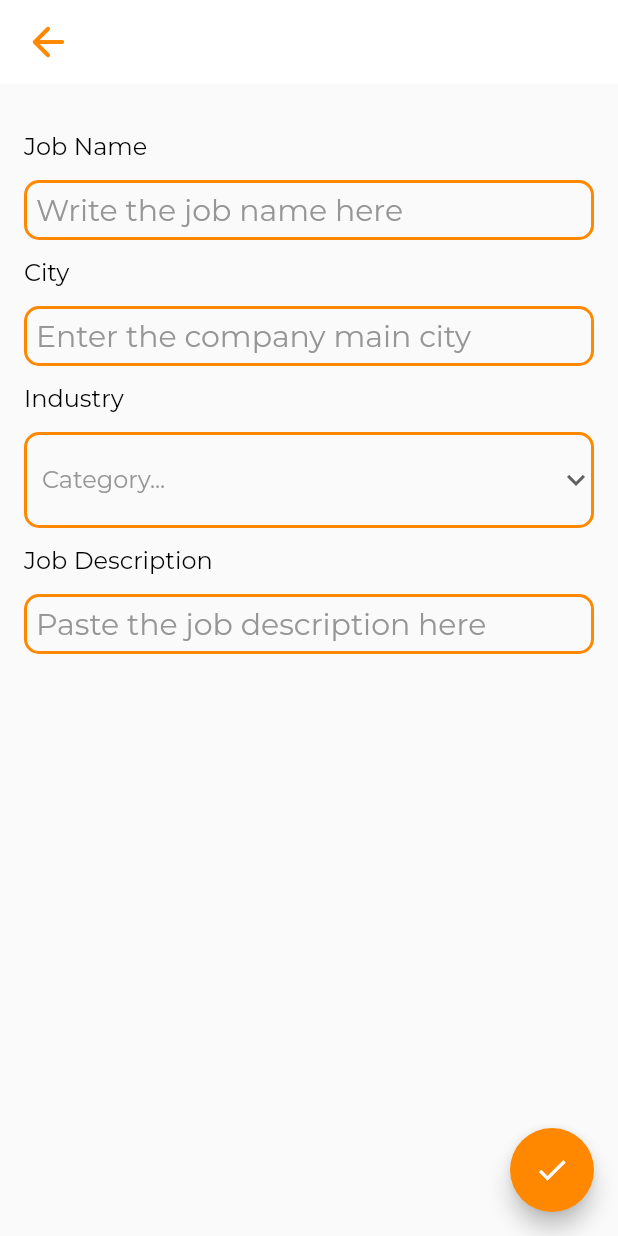
After one commit to Hohrenda/YoJob, a Flutter app: the screen it shows once a user with an empty profile is signed in, after a tap on "Vacancies", after a tap on the "add" icon, on a phone screen of 412 x 824 dp. The commit adds this screen. Run offline on Flutter 3.47's test engine with Material 2 defaults, Android fonts, the phone set to English and light mode, and no system bars; our stand-ins replace cloud_firestore, firebase_auth, firebase_core, flutter_svg, get, google_fonts and 1 more; accounts and stored records are empty.

Commit message:
Add vacancies tab with edit\add screens

```diff
--- /dev/null
+++ b/lib/clients/vacancies_client.dart
@@ -0,0 +1,56 @@
+import 'package:YoJob/managers/vacancies_manager.dart';
+import 'package:YoJob/models/me/vacancie_model.dart';
+import 'package:cloud_firestore/cloud_firestore.dart';
+import 'package:get/get.dart';
+
+class VacanciesClient {
+  final FirebaseFirestore _firestore = FirebaseFirestore.instance;
+  final String vacancyEndpoint = 'vacancies/';
+
+  Future<void> createVacancy({
+    required VacancyModel vacancyModel,
+    required String userId,
+  }) async {
+    await _firestore.collection(vacancyEndpoint).add(vacancyModel.toJson());
+  }
+
+  Future<void> updateVacancy(VacancyModel vacancyModel) async {
+    print(vacancyModel.id);
+    await _firestore.doc("$vacancyEndpoint${vacancyModel.id}").set(
+          vacancyModel.toJson(),
+        );
+  }
+
+  Future<void> deleteVacancy(VacancyModel vacancyModel) async {
+    await _firestore.collection(vacancyEndpoint).doc(vacancyModel.id).delete();
+  }
+
+  Future<List<VacancyModel>> getAllVacancies(String userId) async {
+    List<VacancyModel> vacancies = [];
+    VacanciesManager vacanciesManager = Get.find();
+
+    QuerySnapshot querySnapshot = await _firestore
+        .collection(vacancyEndpoint)
+        .where('companyId', isEqualTo: userId)
+        .get();
+
+
+    vacancies.addAll(
+      querySnapshot.docs.map(
+        (doc) {
+          VacancyModel vacancyModel = VacancyModel.fromDocument(doc);
+          if (vacancyModel.vacancyCity != null) {
+            vacanciesManager.presentCities.add(vacancyModel.vacancyCity!);
+          }
+          if (vacancyModel.vacancyCategory != null) {
+            vacanciesManager.presentCategories
+                .add(vacancyModel.vacancyCategory!);
+          }
+          return vacancyModel;
+        },
+      ),
+    );
+
+    return vacancies;
+  }
+}
--- a/lib/managers/auth_manager.dart
+++ b/lib/managers/auth_manager.dart
@@ -41,7 +41,8 @@ class AuthManager extends GetLifeCycle {
     if (_currentUser()?.firebaseUser != null &&
         UnauthPaths.allRoutes.contains(Get.currentRoute)) {
       Get.offAllNamed(AuthPaths.me);
-    } else if (!UnauthPaths.allRoutes.contains(Get.currentRoute)) {
+    } else if (_currentUser()?.firebaseUser == null &&
+        !UnauthPaths.allRoutes.contains(Get.currentRoute)) {
       Get.offAllNamed(UnauthPaths.root);
     }
   }
--- a/lib/managers/company_manager.dart
+++ b/lib/managers/company_manager.dart
@@ -31,7 +31,6 @@ class CompanyManager extends GetLifeCycle {
         },
       );
     }
-    print('Company Updated!!!!');
     isLoading.value = false;
   }
 }
--- /dev/null
+++ b/lib/managers/vacancies_manager.dart
@@ -0,0 +1,62 @@
+import 'package:YoJob/clients/vacancies_client.dart';
+import 'package:YoJob/managers/auth_manager.dart';
+import 'package:YoJob/models/me/vacancie_model.dart';
+import 'package:get/get.dart';
+
+class VacanciesManager extends GetLifeCycle {
+  final VacanciesClient _client = Get.find();
+  final AuthManager _authManager = Get.find();
+  RxList<VacancyModel> vacanciesList = <VacancyModel>[].obs;
+  RxList<String> presentCategories = <String>[].obs;
+  RxList<String> presentCities = <String>[].obs;
+  Rxn<VacancyModel> selectedVacancy = Rxn();
+  final RxBool isLoading = false.obs;
+
+  Future<void> getAllVacancies() async {
+    isLoading.value = true;
+    vacanciesList.value = await _client
+        .getAllVacancies(_authManager.currentUser!.firebaseUser!.uid);
+    isLoading.value = false;
+  }
+
+  Future<void> addVacancy(VacancyModel vacancyModel) async {
+    isLoading.value = true;
+    if (_authManager.currentUser?.firebaseUser?.uid != null) {
+      await _client
+          .createVacancy(
+        userId: _authManager.currentUser!.firebaseUser!.uid,
+        vacancyModel: vacancyModel,
+      )
+          .then(
+        (_) {
+          vacanciesList.add(vacancyModel);
+          if (vacancyModel.vacancyCity != null) {
+            presentCities.add(vacancyModel.vacancyCity!);
+          }
+          if (vacancyModel.vacancyCategory != null) {
+            presentCategories.add(vacancyModel.vacancyCategory!);
+          }
+          Get.back();
+        },
+      );
+    }
+    isLoading.value = false;
+  }
+
+  Future<void> updateVacancy(VacancyModel vacancyModel) async {
+    isLoading.value = true;
+    await _client.updateVacancy(vacancyModel).then(
+          (value) => getAllVacancies(),
+        );
+    isLoading.value = false;
+  }
+
+  Future<void> deleteVacancy(VacancyModel vacancyModel) async {
+    isLoading.value = true;
+    await _client.deleteVacancy(vacancyModel);
+    vacanciesList().removeWhere(
+      (listVacancy) => listVacancy.id == vacancyModel.id,
+    );
+    isLoading.value = false;
+  }
+}
--- a/lib/models/me/vacancie_model.dart
+++ b/lib/models/me/vacancie_model.dart
@@ -2,12 +2,16 @@ import 'package:cloud_firestore/cloud_firestore.dart';
 
 class VacancyModel {
   VacancyModel({
+    this.id,
+    this.companyId,
     this.vacancyName,
     this.vacancyCity,
     this.vacancyCategory,
     this.vacancyDescription,
   });
 
+  final String? id;
+  final String? companyId;
   final String? vacancyName;
   final String? vacancyCity;
   final String? vacancyCategory;
@@ -15,6 +19,8 @@ class VacancyModel {
 
   Map<String, Object?> toJson() {
     return {
+      'id': id,
+      'companyId': companyId,
       'vacancyName': vacancyName,
       'vacancyCity': vacancyCity,
       'vacancyCategory': vacancyCategory,
@@ -22,8 +28,10 @@ class VacancyModel {
     };
   }
 
-  factory VacancyModel.fromJson(Map<String, dynamic> doc, String userId) {
+  factory VacancyModel.fromJson(Map<String, dynamic> doc, String? documentId) {
     VacancyModel user = VacancyModel(
+      id: documentId ?? doc['id'],
+      companyId: doc['companyId'],
       vacancyName: doc['vacancyName'],
       vacancyCity: doc['vacancyCity'],
       vacancyCategory: doc['vacancyCategory'],
@@ -33,16 +41,21 @@ class VacancyModel {
   }
 
   factory VacancyModel.fromDocument(DocumentSnapshot doc) {
+    print('ID BY DOC - ${doc.id}');
+    print(doc);
     return VacancyModel.fromJson(doc.data() as Map<String, dynamic>, doc.id);
   }
 
   VacancyModel copyWith({
+    String? companyId,
     String? vacancyName,
     String? vacancyCity,
     String? vacancyCategory,
     String? vacancyDescription,
   }) {
     return VacancyModel(
+      id: id,
+      companyId: companyId ?? this.companyId,
       vacancyName: vacancyName ?? this.vacancyName,
       vacancyCity: vacancyCity ?? this.vacancyCity,
       vacancyCategory: vacancyCategory ?? this.vacancyCategory,
--- a/lib/paths.dart
+++ b/lib/paths.dart
@@ -7,5 +7,6 @@ abstract class UnauthPaths {
 
 abstract class AuthPaths {
   static const String me = '/me';
-  static const String companyEdition = '/companyEdition';
+  static const String companyEdition = '/me/companyEdition';
+  static const String vacancyEdition = '/me/vacancyEdition';
 }
--- a/lib/services.dart
+++ b/lib/services.dart
@@ -1,7 +1,9 @@
 import 'package:YoJob/clients/auth_client.dart';
 import 'package:YoJob/clients/company_client.dart';
+import 'package:YoJob/clients/vacancies_client.dart';
 import 'package:YoJob/managers/auth_manager.dart';
 import 'package:YoJob/managers/company_manager.dart';
+import 'package:YoJob/managers/vacancies_manager.dart';
 import 'package:get/get.dart';
 
 abstract class Services {
@@ -13,10 +15,12 @@ abstract class Services {
   static void initClients() {
     Get.lazyPut<AuthClient>(() => AuthClient(), fenix: true);
     Get.lazyPut<CompanyClient>(() => CompanyClient(), fenix: true);
+    Get.lazyPut<VacanciesClient>(() => VacanciesClient(), fenix: true);
   }
 
   static Future<void> initManagers() async {
     Get.lazyPut<AuthManager>(() => AuthManager());
     Get.lazyPut<CompanyManager>(() => CompanyManager());
+    Get.lazyPut<VacanciesManager>(() => VacanciesManager());
   }
 }
--- a/lib/views/me/me.dart
+++ b/lib/views/me/me.dart
@@ -1,6 +1,8 @@
+import 'package:YoJob/paths.dart';
 import 'package:YoJob/utils/spacing_utils.dart';
 import 'package:YoJob/utils/theme_utils.dart';
-import 'package:YoJob/views/me/me_company_info.dart';
+import 'package:YoJob/widgets/me_company_info.dart';
+import 'package:YoJob/widgets/me_company_vacancies.dart';
 import 'package:YoJob/views/me/me_controller.dart';
 import 'package:flutter/material.dart';
 import 'package:flutter_svg/flutter_svg.dart';
@@ -14,7 +16,8 @@ class Me extends GetWidget<MeController> {
 
   @override
   Widget build(BuildContext context) {
-    return Scaffold(
+    return Obx(
+      () => Scaffold(
         backgroundColor: Colors.white,
         appBar: AppBar(
           elevation: 0.0,
@@ -34,10 +37,21 @@ class Me extends GetWidget<MeController> {
           ],
           backgroundColor: Colors.white,
         ),
-      body: Obx(
-        () {
-          if (c.isLoading()) {
-            return const Center(
+        floatingActionButton: c.selectedTab() == 2
+            ? FloatingActionButton(
+                onPressed: () {
+                  Get.toNamed(AuthPaths.vacancyEdition);
+                },
+                backgroundColor: YoJobColors.primaryColor,
+                child: const Icon(
+                  Icons.add,
+                  size: SpacingDimens.medium,
+                  color: Colors.white,
+                ),
+              )
+            : null,
+        body: c.isLoading()
+            ? const Center(
                 child: Padding(
                   padding: EdgeInsets.only(
                     top: 0,
@@ -46,10 +60,8 @@ class Me extends GetWidget<MeController> {
                     color: YoJobColors.primaryColor,
                   ),
                 ),
-            );
-          }
-
-          return Padding(
+              )
+            : Padding(
                 padding: const EdgeInsets.symmetric(
                   horizontal: SpacingDimens.regular,
                 ),
@@ -127,12 +139,11 @@ class Me extends GetWidget<MeController> {
                       ),
                       SpacingDimens.regularSpacer,
                       if (c.selectedTab() == 1) MeCompanyInfo(),
-                  if (c.selectedTab() == 2) Text('22222222222222222222'),
+                      if (c.selectedTab() == 2) MeCompanyVacancies(),
                     ],
                   ),
                 ),
-          );
-        },
+              ),
       ),
     );
   }
--- a/lib/views/me/me_controller.dart
+++ b/lib/views/me/me_controller.dart
@@ -1,5 +1,6 @@
 import 'package:YoJob/managers/auth_manager.dart';
 import 'package:YoJob/managers/company_manager.dart';
+import 'package:YoJob/managers/vacancies_manager.dart';
 import 'package:YoJob/models/me/company_model.dart';
 import 'package:YoJob/paths.dart';
 import 'package:get/get.dart';
@@ -20,6 +21,7 @@ class MeController extends GetxController {
         if (companyInfo != null) {
           // At this point the data should be ready for display
           isLoading.value = false;
+          Get.find<VacanciesManager>().getAllVacancies();
         } else {
           Get.toNamed(AuthPaths.companyEdition);
         }
--- /dev/null
+++ b/lib/views/me/vacancy_edition.dart
@@ -0,0 +1,133 @@
+import 'package:YoJob/utils/app_contants.dart';
+import 'package:YoJob/utils/input_validator.dart';
+import 'package:YoJob/utils/spacing_utils.dart';
+import 'package:YoJob/utils/theme_utils.dart';
+import 'package:YoJob/views/me/vacancy_edition_controller.dart';
+import 'package:YoJob/widgets/yo_job_dropdown.dart';
+import 'package:YoJob/widgets/yo_job_text_field.dart';
+import 'package:flutter/material.dart';
+import 'package:get/get.dart';
+import 'package:google_fonts/google_fonts.dart';
+
+class VacancyEdition extends GetWidget<VacancyEditionController> {
+  const VacancyEdition({super.key});
+
+  VacancyEditionController get c => controller;
+
+  @override
+  Widget build(BuildContext context) {
+    TextStyle bodyTheme = GoogleFonts.montserrat(
+      color: Colors.black,
+      fontSize: 16,
+      fontWeight: FontWeight.w400,
+    );
+    InputBorder borderTheme = OutlineInputBorder(
+      borderSide: const BorderSide(
+        color: YoJobColors.primaryColor,
+        width: 2,
+      ),
+      borderRadius: BorderRadius.circular(
+        10,
+      ),
+    );
+
+    return Scaffold(
+      appBar: AppBar(
+        elevation: 0,
+        backgroundColor: Colors.white,
+        leading: IconButton(
+          padding: const EdgeInsets.only(left: 8.0),
+          icon: const Icon(
+            Icons.arrow_back_rounded,
+            color: YoJobColors.primaryColor,
+            size: 32.0,
+          ),
+          onPressed: c.onBack,
+        ),
+      ),
+      floatingActionButton: FloatingActionButton(
+        onPressed: c.saveVacancy,
+        backgroundColor: YoJobColors.primaryColor,
+        child: const Icon(
+          Icons.check,
+          size: SpacingDimens.medium,
+          color: Colors.white,
+        ),
+      ),
+      body: Obx(
+        () => SingleChildScrollView(
+          child: Padding(
+            padding: const EdgeInsets.symmetric(
+              horizontal: SpacingDimens.regular,
+            ),
+            child: Form(
+              key: c.formKey,
+              autovalidateMode: c.autoValidateMode(),
+              child: Column(
+                crossAxisAlignment: CrossAxisAlignment.start,
+                children: <Widget>[
+                  SpacingDimens.largeSpacer,
+                  Text(
+                    'Job Name',
+                    style: bodyTheme,
+                  ),
+                  SpacingDimens.smallSpacer,
+                  YoJobTextField(
+                    hintText: 'Write the job name here',
+                    controller: c.jobNameController,
+                    inputBorder: borderTheme,
+                    contentPadding: const EdgeInsets.all(8),
+                    validator: InputValidator.presenceValidator,
+                  ),
+                  SpacingDimens.smallSpacer,
+                  Text(
+                    'City',
+                    style: bodyTheme,
+                  ),
+                  SpacingDimens.smallSpacer,
+                  YoJobTextField(
+                    hintText: 'Enter the company main city',
+                    controller: c.jobCityController,
+                    inputBorder: borderTheme,
+                    contentPadding: const EdgeInsets.all(8),
+                    validator: InputValidator.presenceValidator,
+                  ),
+                  SpacingDimens.smallSpacer,
+                  Text(
+                    'Industry',
+                    style: bodyTheme,
+                  ),
+                  SpacingDimens.smallSpacer,
+                  YoJobDropdown(
+                    hintText: 'Category...',
+                    items: AppConstants.jobCategories,
+                    selectedValue: c.jobCategoryController.text.isNotEmpty
+                        ? c.jobCategoryController.text
+                        : null,
+                    controller: c.jobCategoryController,
+                    shouldFill: false,
+                    validator: InputValidator.presenceValidator,
+                  ),
+                  SpacingDimens.smallSpacer,
+                  Text(
+                    'Job Description',
+                    style: bodyTheme,
+                  ),
+                  SpacingDimens.smallSpacer,
+                  YoJobTextField(
+                    hintText: 'Paste the job description here',
+                    controller: c.jobDescriptionController,
+                    validator: InputValidator.presenceValidator,
+                    inputBorder: borderTheme,
+                    contentPadding: const EdgeInsets.all(8),
+                  ),
+                  SpacingDimens.xxlargeSpacer,
+                ],
+              ),
+            ),
+          ),
+        ),
+      ),
+    );
+  }
+}
--- /dev/null
+++ b/lib/views/me/vacancy_edition_controller.dart
@@ -0,0 +1,75 @@
+import 'package:YoJob/managers/auth_manager.dart';
+import 'package:YoJob/managers/vacancies_manager.dart';
+import 'package:YoJob/models/me/vacancie_model.dart';
+import 'package:flutter/material.dart';
+import 'package:get/get.dart';
+
+class VacancyEditionController extends GetxController {
+  final VacanciesManager _vacanciesManager = Get.find();
+  final AuthManager _authManager = Get.find();
+  final formKey = GlobalKey<FormState>();
+  final Rx<AutovalidateMode> autoValidateMode = AutovalidateMode.disabled.obs;
+  final TextEditingController jobNameController = TextEditingController();
+  final TextEditingController jobCityController = TextEditingController();
+  final TextEditingController jobCategoryController = TextEditingController();
+  final TextEditingController jobDescriptionController =
+      TextEditingController();
+
+  bool get isLoading => _vacanciesManager.isLoading();
+
+  bool get isEditing => _vacanciesManager.selectedVacancy() != null;
+
+  VacancyModel? get selectedVacancy => _vacanciesManager.selectedVacancy();
+
+  @override
+  void onInit() {
+    if (isEditing) {
+      jobNameController.text = selectedVacancy?.vacancyName ?? '';
+      jobCityController.text = selectedVacancy?.vacancyCity ?? '';
+      jobCategoryController.text = selectedVacancy?.vacancyCategory ?? '';
+      jobDescriptionController.text = selectedVacancy?.vacancyDescription ?? '';
+    }
+    super.onInit();
+  }
+
+  void saveVacancy() {
+    autoValidateMode.value = AutovalidateMode.always;
+    VacancyModel vacancyModel = VacancyModel(
+      id: selectedVacancy?.id,
+      companyId: _authManager.currentUser!.firebaseUser!.uid,
+      vacancyName: jobNameController.text,
+      vacancyCity: jobCityController.text,
+      vacancyCategory: jobCategoryController.text,
+      vacancyDescription: jobDescriptionController.text,
+    );
+
+    if(formKey.currentState!.validate()){
+      if (isEditing) {
+        _vacanciesManager.updateVacancy(vacancyModel);
+      } else {
+        _vacanciesManager.addVacancy(vacancyModel);
+      }
+    }
+
+    if(isEditing) {
+      _vacanciesManager.selectedVacancy.value = null;
+    }
+
+    Get.back();
+  }
+
+  void onBack() {
+    _vacanciesManager.selectedVacancy.value = null;
+    Get.back();
+  }
+
+  @override
+  void onClose() {
+    jobNameController.dispose();
+    jobCityController.dispose();
+    jobCategoryController.dispose();
+    jobDescriptionController.dispose();
+    _vacanciesManager.selectedVacancy.value = null;
+    super.onClose();
+  }
+}
--- /dev/null
+++ b/lib/widgets/me_company_vacancies.dart
@@ -0,0 +1,58 @@
+import 'package:YoJob/managers/vacancies_manager.dart';
+import 'package:YoJob/models/me/vacancie_model.dart';
+import 'package:YoJob/paths.dart';
+import 'package:YoJob/utils/spacing_utils.dart';
+import 'package:YoJob/utils/theme_utils.dart';
+import 'package:YoJob/widgets/vacancy_list_tile.dart';
+import 'package:flutter/material.dart';
+import 'package:get/get.dart';
+
+class MeCompanyVacancies extends StatelessWidget {
+  MeCompanyVacancies({Key? key}) : super(key: key);
+
+  final VacanciesManager vacanciesManager = Get.find();
+
+  @override
+  Widget build(BuildContext context) {
+    return Obx(() {
+      if (vacanciesManager.isLoading()) {
+        return const CircularProgressIndicator(
+          color: YoJobColors.primaryColor,
+        );
+      }
+
+      return Column(
+        children: <Widget>[
+          Row(
+            children: <Widget>[],
+          ),
+          SpacingDimens.mediumSpacer,
+          ListView.separated(
+            physics: const NeverScrollableScrollPhysics(),
+            shrinkWrap: true,
+            itemBuilder: (_, index) {
+              VacancyModel currentVacancyModel =
+                  vacanciesManager.vacanciesList()[index];
+
+              return VacancyListTile(
+                vacancyModel: currentVacancyModel,
+                onEdit: () {
+                  vacanciesManager.selectedVacancy.value = currentVacancyModel;
+                  Future.delayed(
+                    const Duration(seconds: 1),
+                    () => Get.toNamed(AuthPaths.vacancyEdition),
+                  );
+                },
+                onDelete: () =>
+                    vacanciesManager.deleteVacancy(currentVacancyModel),
+              );
+            },
+            separatorBuilder: (_, __) => SpacingDimens.smallSpacer,
+            itemCount: vacanciesManager.vacanciesList().length,
+          ),
+          SpacingDimens.xxlargeSpacer,
+        ],
+      );
+    });
+  }
+}
```
Also changed, not shown: lib/clients/company_client.dart (+0 -9 lines), lib/pages.dart (+9 -0 lines), lib/views/me/company_edition.dart (+20 -1 lines), lib/widgets/vacancy_list_tile.dart (added, +97 -0 lines), lib/widgets/me_company_info.dart (renamed from lib/views/me/me_company_info.dart). Lines whose indentation alone changed are shown as unchanged.
